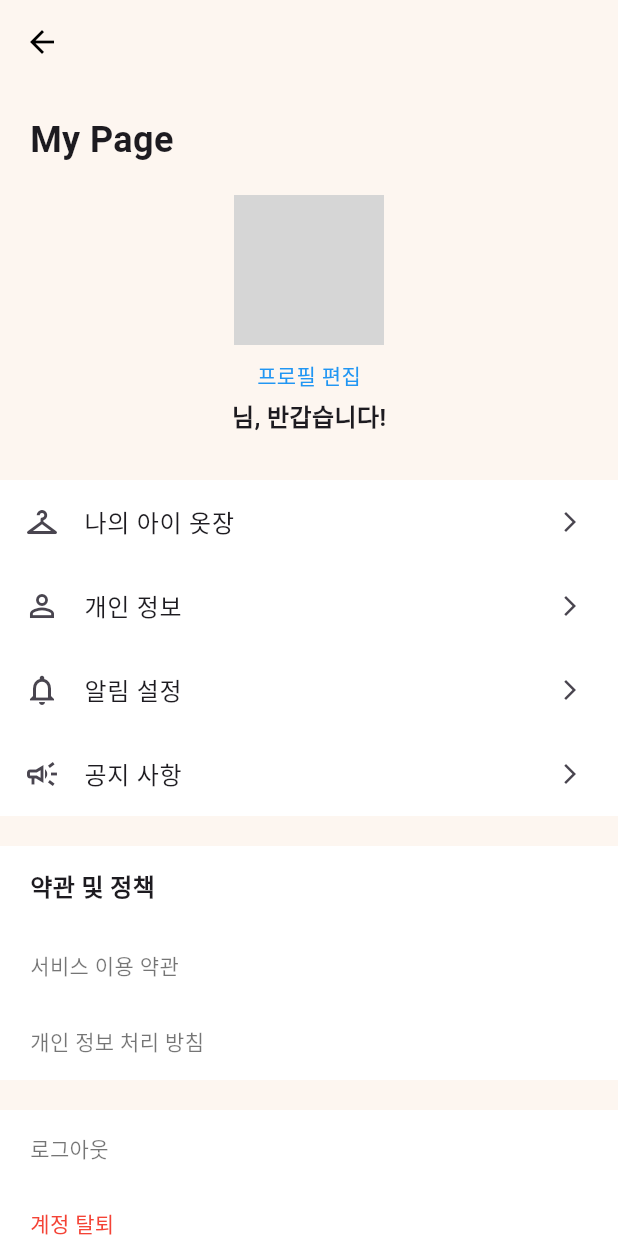
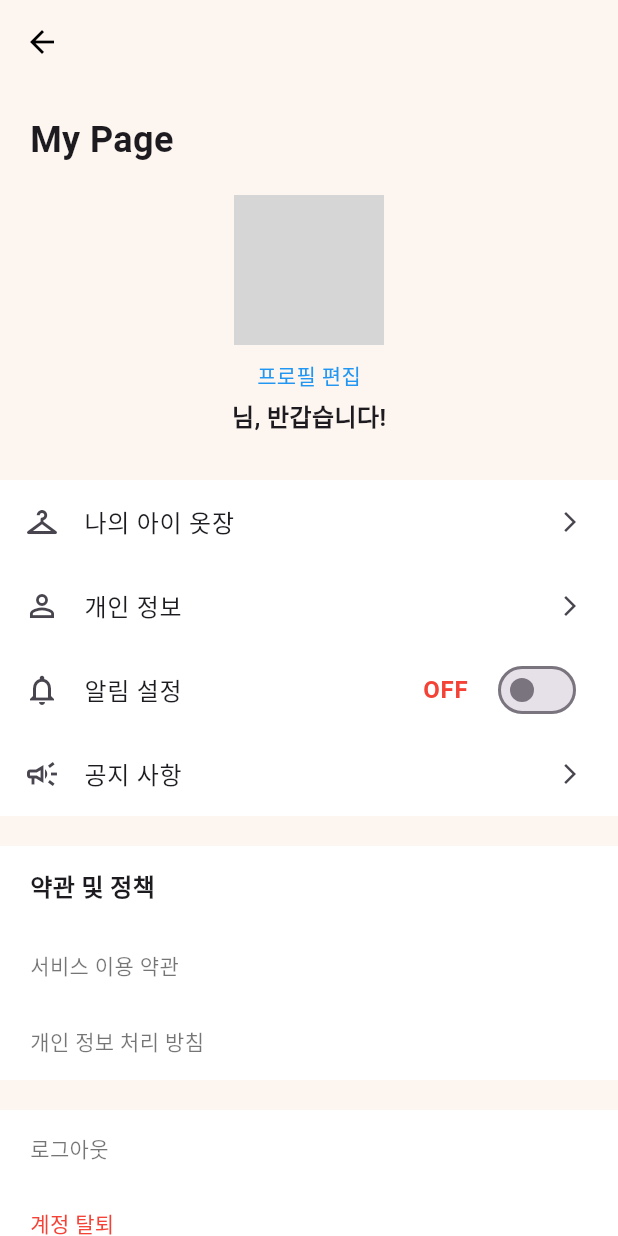
Before and after one commit to jinseok2101/iDress, a Flutter app: the MyPage screen opened by its route, on a phone screen of 412 x 824 dp. Run offline on Flutter 3.47's test engine with Material 3 defaults, Android fonts, the phone set to English and light mode, and no system bars; our stand-ins replace firebase_auth, firebase_core, firebase_database, firebase_messaging, firebase_storage, flutter_riverpod and 4 more; missing offline and left inert: kakao_flutter_sdk_user; accounts and stored records are empty; grey boxes are pictures that could not be loaded.

Commit message:
알림 설정

```diff
--- a/lib/screens/my_page.dart
+++ b/lib/screens/my_page.dart
@@ -18,6 +18,7 @@ class _MyPageState extends State<MyPage> {
   String username = '';
   String? profileImageUrl;
   bool isLoading = true;
+  bool isNotificationsEnabled = false; // 알림 설정 상태 변수 추가
 
   @override
   void initState() {
@@ -158,7 +159,7 @@ class _MyPageState extends State<MyPage> {
             // 메뉴 리스트
             _buildMenuItem(Icons.checkroom, '나의 아이 옷장'),
             _buildMenuItem(Icons.person_outline, '개인 정보', onTap: () => context.go('/information')), // 정보 페이지로 이동
-            _buildMenuItem(Icons.notifications_none, '알림 설정'), // 공지사항 페이지로 이동
+            _buildNotificationSetting(), // 알림 설정 부분을 새로운 위젯으로 대체
 
             _buildMenuItem(Icons.campaign_outlined, '공지 사항', onTap: () => context.go('/notice')), // 공지사항 페이지로 이동
 
@@ -206,6 +207,40 @@ class _MyPageState extends State<MyPage> {
       ),
     );
   }
+
+  // 알림 설정을 위한 새로운 위젯 추가
+  Widget _buildNotificationSetting() {
+    return Container(
+      color: Colors.white,
+      child: ListTile(
+        leading: const Icon(Icons.notifications_none),
+        title: Row(
+          mainAxisAlignment: MainAxisAlignment.spaceBetween,
+          children: [
+            const Text('알림 설정'),
+            // Switch 상태에 따라 ON / OFF 표시
+            Text(
+              isNotificationsEnabled ? 'ON' : 'OFF',
+              style: TextStyle(
+                fontWeight: FontWeight.bold,
+                color: isNotificationsEnabled ? Colors.green : Colors.red,
+              ),
+            ),
+          ],
+        ),
+        trailing: Switch(
+          value: isNotificationsEnabled,
+          onChanged: (bool value) {
+            setState(() {
+              isNotificationsEnabled = value;
+            });
+          },
+        ),
+      ),
+    );
+  }
+
+
 
   Widget _buildMenuItem(IconData icon, String title, {VoidCallback? onTap}) {
     return Container(
```
